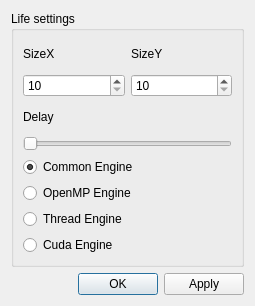
First picture: the form in forms/Settings.ui, repository GregorGall/LifeApp, before the edit.
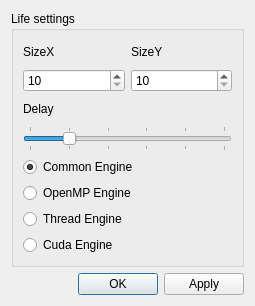
Second picture: the form after the edit.

Diff of the .ui file:
```diff
--- a/forms/Settings.ui
+++ b/forms/Settings.ui
@@ -72,7 +72,7 @@
       <item>
        <widget class="QSlider" name="delayLine">
         <property name="minimum">
-         <number>25</number>
+         <number>0</number>
         </property>
         <property name="maximum">
          <number>1000</number>
@@ -84,7 +84,7 @@
          <number>50</number>
         </property>
         <property name="value">
-         <number>25</number>
+         <number>200</number>
         </property>
         <property name="orientation">
          <enum>Qt::Horizontal</enum>
@@ -96,7 +96,10 @@
          <bool>false</bool>
         </property>
         <property name="tickPosition">
-         <enum>QSlider::NoTicks</enum>
+         <enum>QSlider::TicksBothSides</enum>
+        </property>
+        <property name="tickInterval">
+         <number>200</number>
         </property>
        </widget>
       </item>
```
